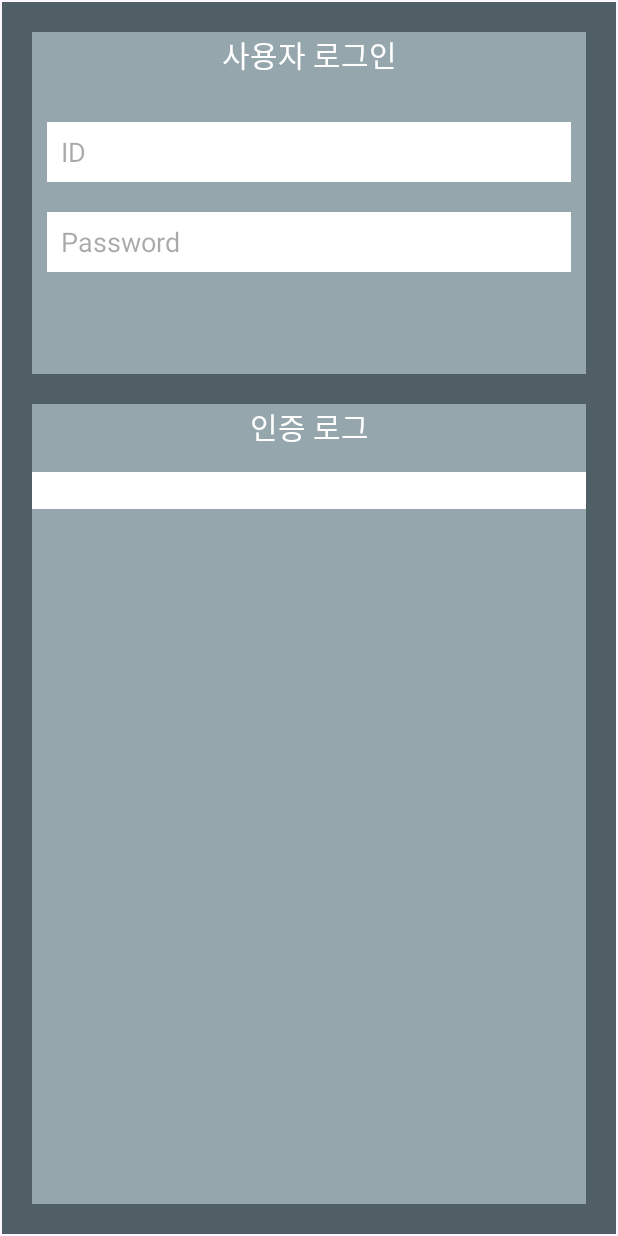
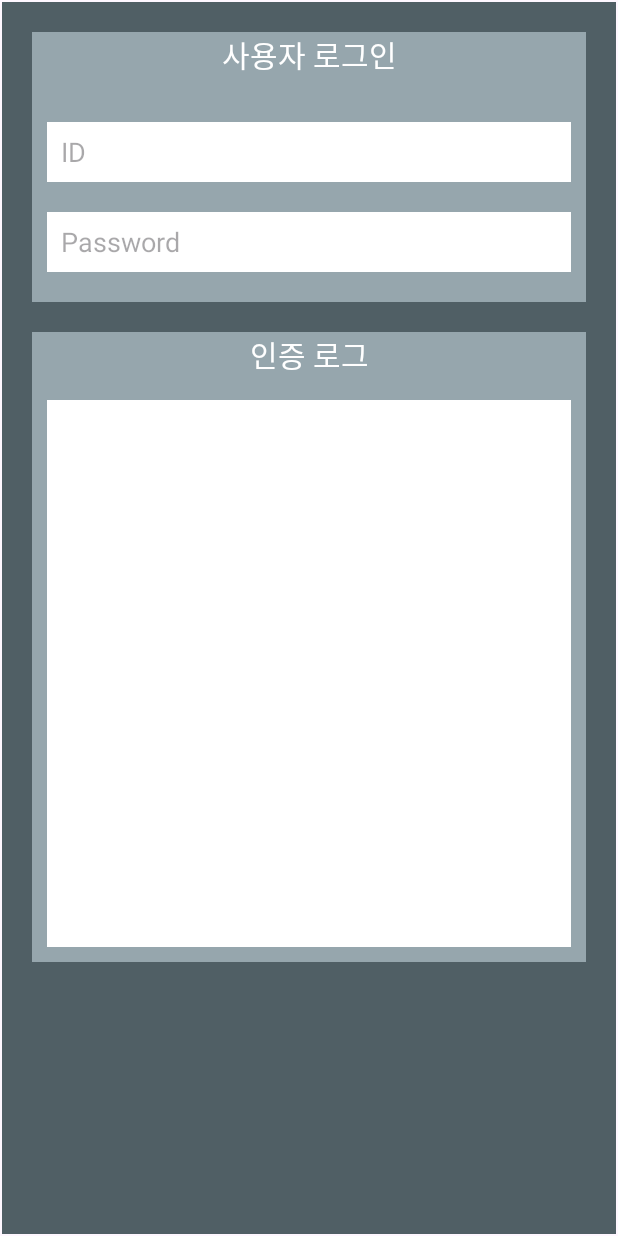
Before and after one commit to kimho0304/qSim, an Android app: the AuthAgentActivity screen opened directly, with no data from a screen before it, on a phone screen of 412 x 824 dp. Run offline under Robolectric (Android 15) with nearby library versions, the phone set to English and light mode, and no system bars.

Commit message:
Fixed the errors. - Ho

```diff
--- a/app/src/main/java/kr/example/qsim/AuthAgentActivity.java
+++ b/app/src/main/java/kr/example/qsim/AuthAgentActivity.java
@@ -8,7 +8,8 @@ import android.widget.ScrollView;
 import android.widget.TextView;
 
 public class AuthAgentActivity extends AppCompatActivity {
-    private EditText idText, pwdText, logText;
+    private EditText idText, pwdText;
+    private TextView logText;
     private ScrollView logScroll;
 
     @Override
--- a/app/src/main/java/kr/example/qsim/MainActivity.java
+++ b/app/src/main/java/kr/example/qsim/MainActivity.java
@@ -11,7 +11,6 @@ import androidx.fragment.app.Fragment;
 import androidx.fragment.app.FragmentManager;
 
 public class MainActivity extends AppCompatActivity implements FragmentManager.OnBackStackChangedListener {
-
     protected final String ACTION_USB_ATTACHED = "android.hardware.usb.action.USB_DEVICE_ATTACHED";
     protected final String ACTION_USB_DETACHED = "android.hardware.usb.action.USB_DEVICE_DETACHED";
     private Fragment deviceFragment;
--- a/app/src/main/res/layout/activity_auth_agent.xml
+++ b/app/src/main/res/layout/activity_auth_agent.xml
@@ -16,7 +16,6 @@
         android:layout_marginEnd="1dp"
         android:layout_marginBottom="1dp"
         android:orientation="vertical"
-        android:weightSum="10"
         app:layout_constraintBottom_toBottomOf="parent"
         app:layout_constraintEnd_toEndOf="parent"
         app:layout_constraintStart_toStartOf="parent"
@@ -25,12 +24,11 @@
         <LinearLayout
             android:id="@+id/loginLayout"
             android:layout_width="match_parent"
-            android:layout_height="0dp"
+            android:layout_height="180dp"
             android:layout_marginLeft="20dp"
             android:layout_marginTop="20dp"
             android:layout_marginRight="20dp"
             android:layout_marginBottom="10dp"
-            android:layout_weight="3"
             android:background="#96A6AD"
             android:orientation="vertical">
 
@@ -72,12 +70,11 @@
         <LinearLayout
             android:id="@+id/logLayout"
             android:layout_width="match_parent"
-            android:layout_height="0dp"
+            android:layout_height="420dp"
             android:layout_marginLeft="20dp"
             android:layout_marginTop="10dp"
             android:layout_marginRight="20dp"
             android:layout_marginBottom="20dp"
-            android:layout_weight="7"
             android:background="#96A6AD"
             android:orientation="vertical">
 
@@ -95,17 +92,19 @@
 
             <ScrollView
                 android:id="@+id/logScroll"
+                android:layout_marginHorizontal="10dp"
+                android:layout_marginBottom="10dp"
                 android:fadeScrollbars="false"
                 android:layout_width="match_parent"
                 android:layout_height="match_parent"
+                android:background="@color/white"
                 android:layout_marginTop="15dp">
 
-                <EditText
+                <TextView
                     android:id="@+id/logText"
                     android:text=""
                     android:layout_width="match_parent"
-                    android:layout_height="match_parent"
-                    android:background="@color/white" />
+                    android:layout_height="match_parent" />
 
             </ScrollView>
         </LinearLayout>
--- a/build.gradle
+++ b/build.gradle
@@ -1,4 +1,4 @@
 // Top-level build file where you can add configuration options common to all sub-projects/modules.
 plugins {
-id 'com.android.application' version '8.1.1' apply false
+id 'com.android.application' version '7.4.2' apply false
 }
```
